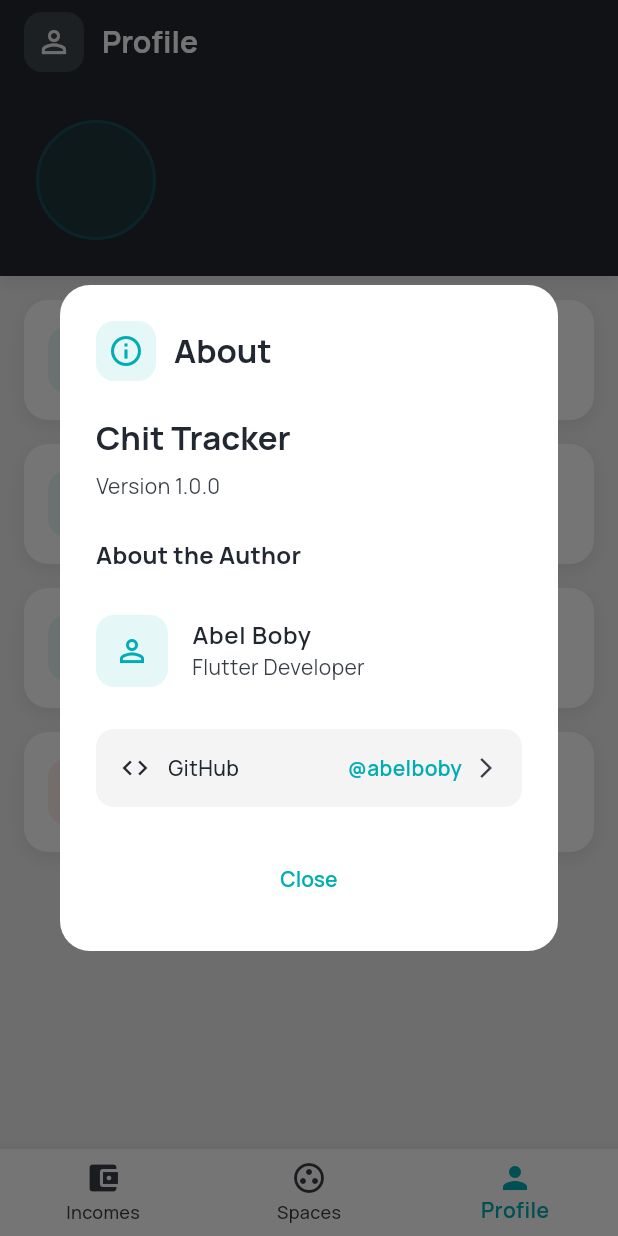
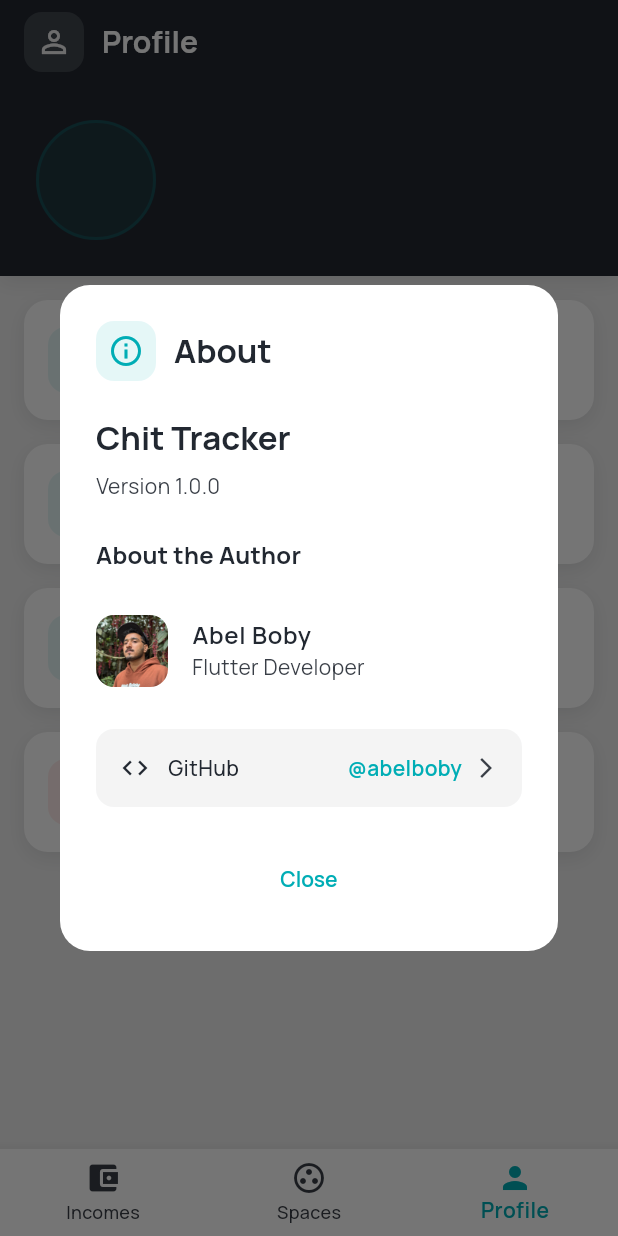
Before and after one commit to Abelboby/SpendWise, a Flutter app: the screen it shows once a user with an empty profile is signed in, item 3 of the bottom bar chosen, after a tap on "About", on a phone screen of 412 x 824 dp. Run offline on Flutter 3.47's test engine with Material 3 defaults, Android fonts, the phone set to English and light mode, and no system bars; our stand-ins replace cloud_firestore, firebase_auth, firebase_core, google_sign_in; accounts and stored records are empty; network calls fail.

Commit message:
Replace profile icon with user profile image

```diff
--- a/lib/screens/profile_screen.dart
+++ b/lib/screens/profile_screen.dart
@@ -119,13 +119,14 @@ class ProfileScreen extends StatelessWidget {
                     width: 48,
                     height: 48,
                     decoration: BoxDecoration(
-                      color: AppColors.accent.withOpacity(0.1),
                       borderRadius: BorderRadius.circular(12),
                     ),
-                    child: Icon(
-                      Icons.person_outline,
-                      color: AppColors.accent,
-                      size: 24,
+                    child: ClipRRect(
+                      borderRadius: BorderRadius.circular(12),
+                      child: Image.asset(
+                        'assets/images/abel.jpg',
+                        fit: BoxFit.cover,
+                      ),
                     ),
                   ),
                   title: Text(
```
